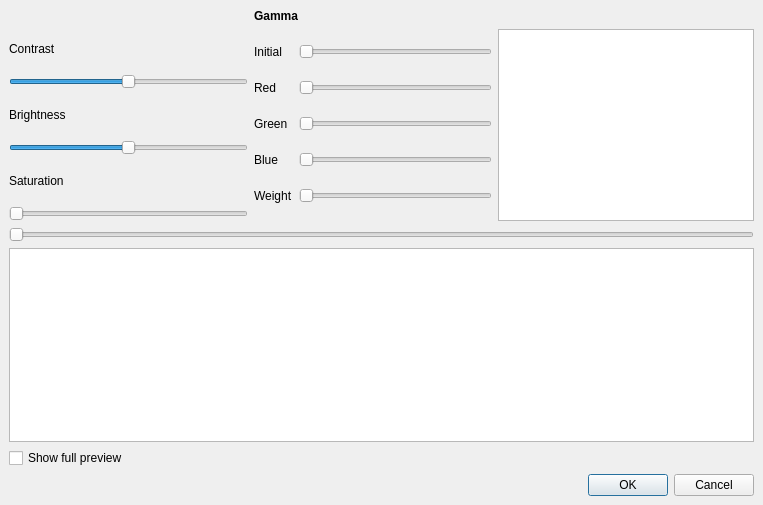
The window that avidemux_plugins/ADM_videoFilters6/eq2/qt4/eq2.ui (mean00/avidemux2) describes before a commit, drawn with Qt 5.
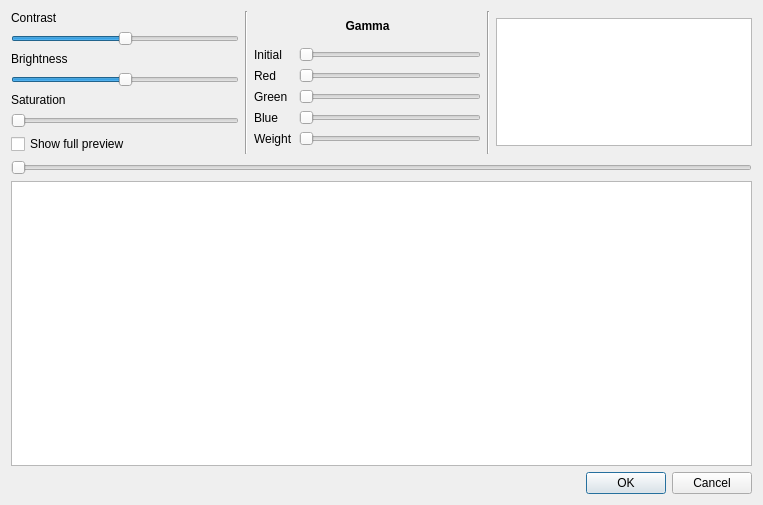
The same window after the commit. Custom widgets are drawn as their Qt base class.

Commit message: [eq2/qt] Clean up ui, move full preview checkbox back to the top, we have enough space now

Diff of the .ui file:
```diff
--- a/avidemux_plugins/ADM_videoFilters6/eq2/qt4/eq2.ui
+++ b/avidemux_plugins/ADM_videoFilters6/eq2/qt4/eq2.ui
@@ -13,100 +13,130 @@
   <property name="windowTitle">
    <string>Contrast</string>
   </property>
-  <layout class="QGridLayout">
+  <layout class="QVBoxLayout" name="verticalLayout_2">
+   <item>
+    <layout class="QHBoxLayout" name="horizontalLayoutPanel">
+     <item>
+      <layout class="QVBoxLayout" name="verticalLayoutCBS">
+       <property name="spacing">
+        <number>6</number>
+       </property>
    <property name="leftMargin">
-    <number>9</number>
+        <number>0</number>
    </property>
    <property name="topMargin">
-    <number>9</number>
+        <number>0</number>
    </property>
    <property name="rightMargin">
-    <number>9</number>
+        <number>0</number>
    </property>
    <property name="bottomMargin">
-    <number>9</number>
-   </property>
-   <property name="spacing">
-    <number>6</number>
-   </property>
-   <item row="0" column="1">
+        <number>0</number>
+       </property>
+       <item>
+        <widget class="QLabel" name="labelContrast">
+         <property name="sizePolicy">
+          <sizepolicy hsizetype="Preferred" vsizetype="Preferred">
+           <horstretch>0</horstretch>
+           <verstretch>0</verstretch>
+          </sizepolicy>
+         </property>
+         <property name="text">
+          <string>Contrast</string>
+         </property>
+        </widget>
+       </item>
+       <item>
+        <widget class="ADM_SliderIndicator" name="horizontalSliderContrast">
+         <property name="minimum">
+          <number>-200</number>
+         </property>
+         <property name="maximum">
+          <number>200</number>
+         </property>
+         <property name="orientation">
+          <enum>Qt::Horizontal</enum>
+         </property>
+        </widget>
+       </item>
+       <item>
+        <widget class="QLabel" name="labelBrightness">
+         <property name="text">
+          <string>Brightness</string>
+         </property>
+        </widget>
+       </item>
+       <item>
+        <widget class="ADM_SliderIndicator" name="horizontalSliderBrightness">
+         <property name="minimum">
+          <number>-100</number>
+         </property>
+         <property name="maximum">
+          <number>100</number>
+         </property>
+         <property name="orientation">
+          <enum>Qt::Horizontal</enum>
+         </property>
+        </widget>
+       </item>
+       <item>
+        <widget class="QLabel" name="labelSaturation">
+         <property name="text">
+          <string>Saturation</string>
+         </property>
+        </widget>
+       </item>
+       <item>
+        <widget class="ADM_SliderIndicator" name="horizontalSliderSaturation">
+         <property name="maximum">
+          <number>300</number>
+         </property>
+         <property name="orientation">
+          <enum>Qt::Horizontal</enum>
+         </property>
+         <property name="tickInterval">
+          <number>1</number>
+         </property>
+        </widget>
+       </item>
+       <item>
+        <widget class="QCheckBox" name="checkBoxFullPreview">
+         <property name="text">
+          <string>Show full preview</string>
+         </property>
+        </widget>
+       </item>
+      </layout>
+     </item>
+     <item>
+      <widget class="Line" name="line">
+       <property name="orientation">
+        <enum>Qt::Vertical</enum>
+       </property>
+      </widget>
+     </item>
+     <item>
+      <layout class="QVBoxLayout" name="verticalLayoutGamma">
+       <item>
     <widget class="QLabel" name="labelGamma">
+         <property name="sizePolicy">
+          <sizepolicy hsizetype="Preferred" vsizetype="Maximum">
+           <horstretch>0</horstretch>
+           <verstretch>0</verstretch>
+          </sizepolicy>
+         </property>
      <property name="text">
       <string>&lt;b&gt;Gamma&lt;/b&gt;</string>
      </property>
      <property name="textFormat">
       <enum>Qt::RichText</enum>
      </property>
-    </widget>
-   </item>
-   <item row="5" column="0" colspan="3">
-    <widget class="QGraphicsView" name="graphicsView">
-     <property name="focusPolicy">
-      <enum>Qt::NoFocus</enum>
+         <property name="alignment">
+          <set>Qt::AlignCenter</set>
      </property>
     </widget>
    </item>
-   <item row="1" column="2">
-    <layout class="QGridLayout" name="rightGrid">
-     <property name="leftMargin">
-      <number>0</number>
-     </property>
-     <property name="topMargin">
-      <number>0</number>
-     </property>
-     <property name="rightMargin">
-      <number>0</number>
-     </property>
-     <property name="bottomMargin">
-      <number>0</number>
-     </property>
-     <property name="spacing">
-      <number>6</number>
-     </property>
-     <item row="0" column="0">
-      <widget class="QGraphicsView" name="graphicsViewHistogram">
-       <property name="sizePolicy">
-        <sizepolicy hsizetype="Fixed" vsizetype="Fixed">
-         <horstretch>0</horstretch>
-         <verstretch>0</verstretch>
-        </sizepolicy>
-       </property>
-       <property name="minimumSize">
-        <size>
-         <width>256</width>
-         <height>128</height>
-        </size>
-       </property>
-       <property name="maximumSize">
-        <size>
-         <width>256</width>
-         <height>256</height>
-        </size>
-       </property>
-       <property name="focusPolicy">
-        <enum>Qt::NoFocus</enum>
-       </property>
-       <property name="verticalScrollBarPolicy">
-        <enum>Qt::ScrollBarAlwaysOff</enum>
-       </property>
-       <property name="horizontalScrollBarPolicy">
-        <enum>Qt::ScrollBarAlwaysOff</enum>
-       </property>
-      </widget>
-     </item>
-    </layout>
-   </item>
-   <item row="3" column="0" colspan="3">
-    <layout class="QHBoxLayout" name="toolboxLayout"/>
-   </item>
-   <item row="4" column="0" colspan="3">
-    <widget class="ADM_QSlider" name="horizontalSlider">
-     <property name="orientation">
-      <enum>Qt::Horizontal</enum>
-     </property>
-    </widget>
-   </item>
-   <item row="1" column="1">
+       <item>
     <layout class="QGridLayout" name="centerGrid">
      <property name="leftMargin">
       <number>0</number>
@@ -123,18 +153,53 @@
      <property name="spacing">
       <number>6</number>
      </property>
-     <item row="2" column="1">
-      <widget class="ADM_SliderIndicator" name="horizontalSliderGreen">
-       <property name="maximum">
-        <number>300</number>
-       </property>
-       <property name="orientation">
-        <enum>Qt::Horizontal</enum>
-       </property>
-      </widget>
-     </item>
      <item row="3" column="1">
       <widget class="ADM_SliderIndicator" name="horizontalSliderBlue">
+           <property name="sizePolicy">
+            <sizepolicy hsizetype="Expanding" vsizetype="Fixed">
+             <horstretch>1</horstretch>
+             <verstretch>0</verstretch>
+            </sizepolicy>
+           </property>
+           <property name="maximum">
+            <number>300</number>
+           </property>
+           <property name="orientation">
+            <enum>Qt::Horizontal</enum>
+           </property>
+          </widget>
+         </item>
+         <item row="1" column="1">
+          <widget class="ADM_SliderIndicator" name="horizontalSliderRed">
+           <property name="sizePolicy">
+            <sizepolicy hsizetype="Expanding" vsizetype="Fixed">
+             <horstretch>1</horstretch>
+             <verstretch>0</verstretch>
+            </sizepolicy>
+           </property>
+           <property name="maximum">
+            <number>300</number>
+           </property>
+           <property name="orientation">
+            <enum>Qt::Horizontal</enum>
+           </property>
+          </widget>
+         </item>
+         <item row="4" column="0">
+          <widget class="QLabel" name="labelWeight">
+           <property name="text">
+            <string>Weight</string>
+           </property>
+          </widget>
+         </item>
+         <item row="2" column="1">
+          <widget class="ADM_SliderIndicator" name="horizontalSliderGreen">
+           <property name="sizePolicy">
+            <sizepolicy hsizetype="Expanding" vsizetype="Fixed">
+             <horstretch>1</horstretch>
+             <verstretch>0</verstretch>
+            </sizepolicy>
+           </property>
        <property name="maximum">
         <number>300</number>
        </property>
@@ -150,6 +215,38 @@
        </property>
       </widget>
      </item>
+         <item row="0" column="1">
+          <widget class="ADM_SliderIndicator" name="horizontalSliderInitial">
+           <property name="sizePolicy">
+            <sizepolicy hsizetype="Expanding" vsizetype="Fixed">
+             <horstretch>1</horstretch>
+             <verstretch>0</verstretch>
+            </sizepolicy>
+           </property>
+           <property name="maximum">
+            <number>300</number>
+           </property>
+           <property name="orientation">
+            <enum>Qt::Horizontal</enum>
+           </property>
+          </widget>
+         </item>
+         <item row="4" column="1">
+          <widget class="ADM_SliderIndicator" name="horizontalSliderWeight">
+           <property name="sizePolicy">
+            <sizepolicy hsizetype="Expanding" vsizetype="Fixed">
+             <horstretch>1</horstretch>
+             <verstretch>0</verstretch>
+            </sizepolicy>
+           </property>
+           <property name="maximum">
+            <number>300</number>
+           </property>
+           <property name="orientation">
+            <enum>Qt::Horizontal</enum>
+           </property>
+          </widget>
+         </item>
      <item row="1" column="0">
       <widget class="QLabel" name="labelRed">
        <property name="text">
@@ -164,23 +261,6 @@
        </property>
       </widget>
      </item>
-     <item row="4" column="0">
-      <widget class="QLabel" name="labelWeight">
-       <property name="text">
-        <string>Weight</string>
-       </property>
-      </widget>
-     </item>
-     <item row="1" column="1">
-      <widget class="ADM_SliderIndicator" name="horizontalSliderRed">
-       <property name="maximum">
-        <number>300</number>
-       </property>
-       <property name="orientation">
-        <enum>Qt::Horizontal</enum>
-       </property>
-      </widget>
-     </item>
      <item row="2" column="0">
       <widget class="QLabel" name="labelGreen">
        <property name="text">
@@ -188,108 +268,68 @@
        </property>
       </widget>
      </item>
-     <item row="0" column="1">
-      <widget class="ADM_SliderIndicator" name="horizontalSliderInitial">
-       <property name="maximum">
-        <number>300</number>
-       </property>
-       <property name="orientation">
-        <enum>Qt::Horizontal</enum>
-       </property>
-      </widget>
-     </item>
-     <item row="4" column="1">
-      <widget class="ADM_SliderIndicator" name="horizontalSliderWeight">
-       <property name="maximum">
-        <number>300</number>
-       </property>
+        </layout>
+       </item>
+      </layout>
+     </item>
+     <item>
+      <widget class="Line" name="line_2">
        <property name="orientation">
-        <enum>Qt::Horizontal</enum>
+        <enum>Qt::Vertical</enum>
        </property>
       </widget>
      </item>
-    </layout>
-   </item>
-   <item row="1" column="0">
-    <layout class="QGridLayout" name="leftGrid">
-     <property name="leftMargin">
-      <number>0</number>
-     </property>
-     <property name="topMargin">
-      <number>0</number>
-     </property>
-     <property name="rightMargin">
-      <number>0</number>
-     </property>
-     <property name="bottomMargin">
-      <number>0</number>
-     </property>
-     <property name="spacing">
-      <number>6</number>
-     </property>
-     <item row="4" column="0">
-      <widget class="QLabel" name="labelSaturation">
-       <property name="text">
-        <string>Saturation</string>
+     <item>
+      <widget class="QGraphicsView" name="graphicsViewHistogram">
+       <property name="sizePolicy">
+        <sizepolicy hsizetype="Fixed" vsizetype="Fixed">
+         <horstretch>0</horstretch>
+         <verstretch>0</verstretch>
+        </sizepolicy>
+       </property>
+       <property name="minimumSize">
+        <size>
+         <width>256</width>
+         <height>128</height>
+        </size>
+       </property>
+       <property name="maximumSize">
+        <size>
+         <width>256</width>
+         <height>128</height>
+        </size>
+       </property>
+       <property name="focusPolicy">
+        <enum>Qt::NoFocus</enum>
+       </property>
+       <property name="verticalScrollBarPolicy">
+        <enum>Qt::ScrollBarAlwaysOff</enum>
+       </property>
+       <property name="horizontalScrollBarPolicy">
+        <enum>Qt::ScrollBarAlwaysOff</enum>
        </property>
       </widget>
      </item>
-     <item row="2" column="0">
-      <widget class="QLabel" name="labelBrightness">
-       <property name="text">
-        <string>Brightness</string>
-       </property>
-      </widget>
-     </item>
-     <item row="0" column="0">
-      <widget class="QLabel" name="labelContrast">
-       <property name="text">
-        <string>Contrast</string>
-       </property>
-      </widget>
-     </item>
-     <item row="1" column="0">
-      <widget class="ADM_SliderIndicator" name="horizontalSliderContrast">
-       <property name="minimum">
-        <number>-200</number>
-       </property>
-       <property name="maximum">
-        <number>200</number>
-       </property>
+    </layout>
+   </item>
+   <item>
+    <layout class="QHBoxLayout" name="toolboxLayout"/>
+   </item>
+   <item>
+    <widget class="ADM_QSlider" name="horizontalSlider">
        <property name="orientation">
         <enum>Qt::Horizontal</enum>
        </property>
       </widget>
      </item>
-     <item row="3" column="0">
-      <widget class="ADM_SliderIndicator" name="horizontalSliderBrightness">
-       <property name="minimum">
-        <number>-100</number>
-       </property>
-       <property name="maximum">
-        <number>100</number>
-       </property>
-       <property name="orientation">
-        <enum>Qt::Horizontal</enum>
-       </property>
-      </widget>
-     </item>
-     <item row="5" column="0">
-      <widget class="ADM_SliderIndicator" name="horizontalSliderSaturation">
-       <property name="maximum">
-        <number>300</number>
-       </property>
-       <property name="orientation">
-        <enum>Qt::Horizontal</enum>
-       </property>
-       <property name="tickInterval">
-        <number>1</number>
-       </property>
-      </widget>
-     </item>
-    </layout>
-   </item>
-   <item row="7" column="0" colspan="3">
+   <item>
+    <widget class="QGraphicsView" name="graphicsView">
+     <property name="focusPolicy">
+      <enum>Qt::NoFocus</enum>
+     </property>
+    </widget>
+   </item>
+   <item>
     <widget class="QDialogButtonBox" name="buttonBox">
      <property name="orientation">
       <enum>Qt::Horizontal</enum>
@@ -299,13 +339,6 @@
      </property>
     </widget>
    </item>
-   <item row="6" column="0">
-    <widget class="QCheckBox" name="checkBoxFullPreview">
-     <property name="text">
-      <string>Show full preview</string>
-     </property>
-    </widget>
-   </item>
   </layout>
  </widget>
  <customwidgets>
```
Lines whose indentation alone changed are shown as unchanged.
